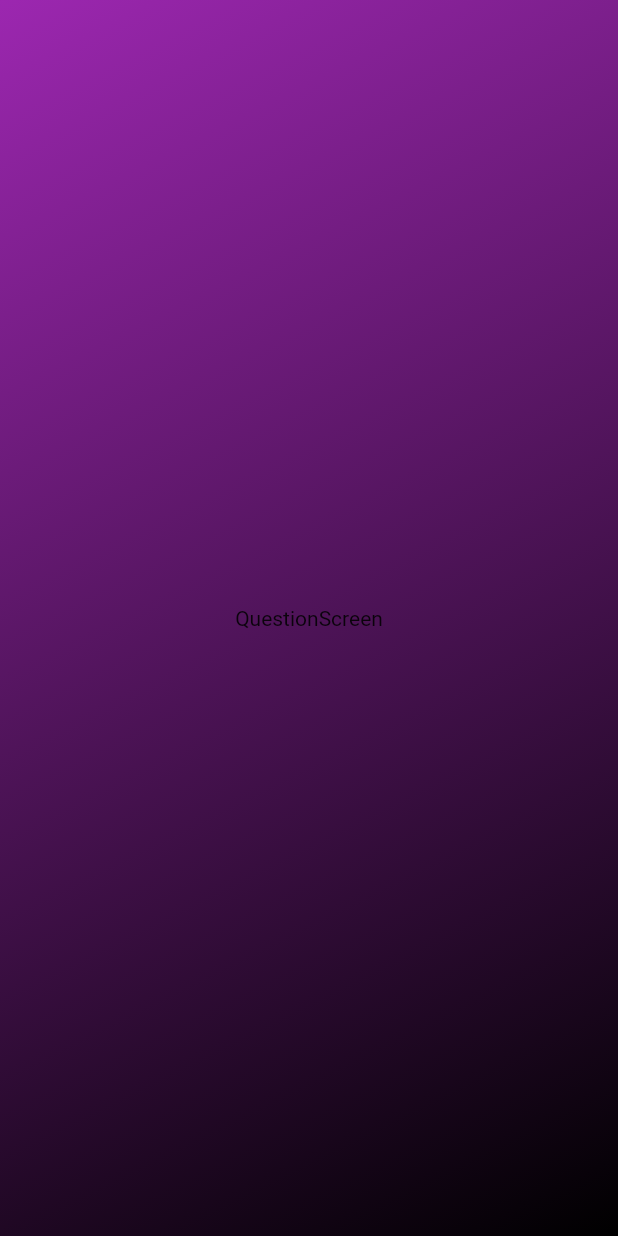
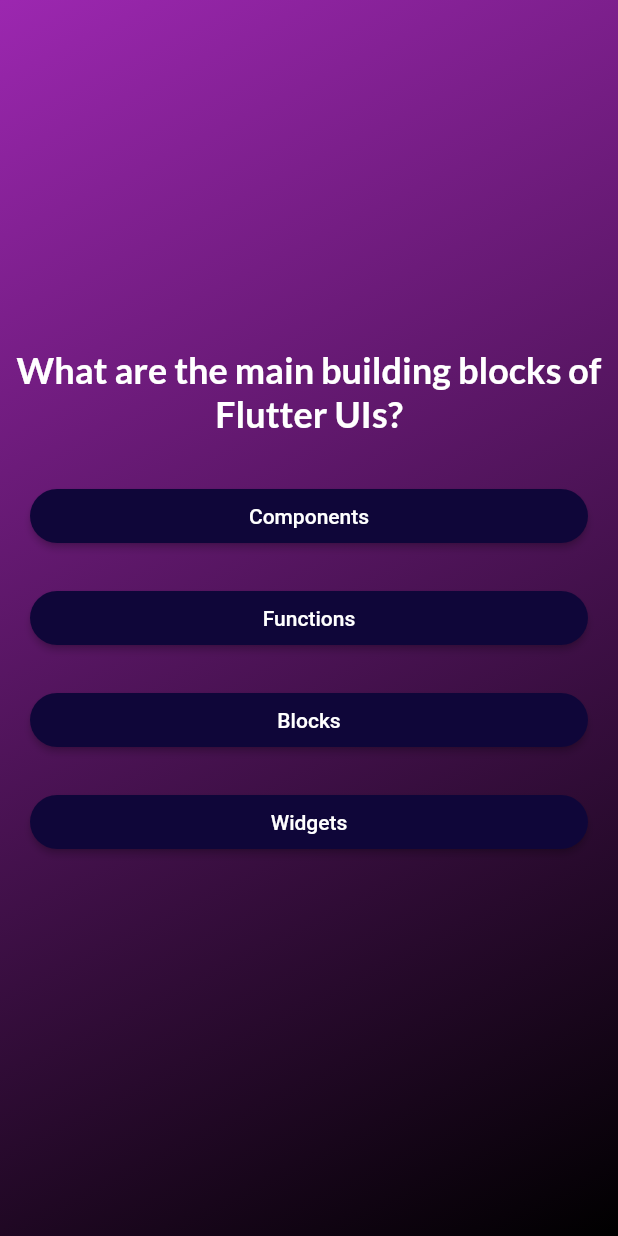
Before and after one commit to shahinshpbr10/QuizApp, a Flutter app: the screen it shows after launch, after a tap on "Start Quiz", on a phone screen of 412 x 824 dp. Run offline on Flutter 3.47's test engine with Material 2 defaults, Android fonts, the phone set to English and light mode, and no system bars; our stand-ins replace google_fonts.

Commit message:
quiz app finished

```diff
--- /dev/null
+++ b/lib/data/questions.dart
@@ -0,0 +1,55 @@
+import 'package:quizapp/module/quize_question.dart';
+
+const questions = [
+  QuizQuestion(
+    'What are the main building blocks of Flutter UIs?',
+    [
+      'Widgets',
+      'Components',
+      'Blocks',
+      'Functions',
+    ],
+  ),
+  QuizQuestion('How are Flutter UIs built?', [
+    'By combining widgets in code',
+    'By combining widgets in a visual editor',
+    'By defining widgets in config files',
+    'By using XCode for iOS and Android Studio for Android',
+  ]),
+  QuizQuestion(
+    'What\'s the purpose of a StatefulWidget?',
+    [
+      'Update UI as data changes',
+      'Update data as UI changes',
+      'Ignore data changes',
+      'Render UI that does not depend on data',
+    ],
+  ),
+  QuizQuestion(
+    'Which widget should you try to use more often: StatelessWidget or StatefulWidget?',
+    [
+      'StatelessWidget',
+      'StatefulWidget',
+      'Both are equally good',
+      'None of the above',
+    ],
+  ),
+  QuizQuestion(
+    'What happens if you change data in a StatelessWidget?',
+    [
+      'The UI is not updated',
+      'The UI is updated',
+      'The closest StatefulWidget is updated',
+      'Any nested StatefulWidgets are updated',
+    ],
+  ),
+  QuizQuestion(
+    'How should you update data inside of StatefulWidgets?',
+    [
+      'By calling setState()',
+      'By calling updateData()',
+      'By calling updateUI()',
+      'By calling updateState()',
+    ],
+  ),
+];
--- /dev/null
+++ b/lib/module/answer_button.dart
@@ -0,0 +1,32 @@
+import 'package:flutter/material.dart';
+
+class AnswerButton extends StatelessWidget {
+  const AnswerButton({
+    super.key,
+    required this.answerText,
+    required this.onTap,
+  });
+
+  final String answerText;
+  final void Function() onTap;
+
+  @override
+  Widget build(BuildContext context) {
+    return Padding(
+      padding: const EdgeInsets.only(bottom: 20, left: 20, right: 20),
+      child: ElevatedButton(
+        onPressed: onTap,
+        style: ElevatedButton.styleFrom(
+            padding: const EdgeInsets.symmetric(vertical: 10, horizontal: 40),
+            shape:
+                RoundedRectangleBorder(borderRadius: BorderRadius.circular(40)),
+            backgroundColor: const Color.fromARGB(255, 15, 6, 57),
+            foregroundColor: Colors.white),
+        child: Text(
+          answerText,
+          textAlign: TextAlign.center,
+        ),
+      ),
+    );
+  }
+}
--- /dev/null
+++ b/lib/module/quize_question.dart
@@ -0,0 +1,12 @@
+class QuizQuestion {
+  const QuizQuestion(this.text, this.answers);
+
+  final String text;
+  final List<String> answers;
+
+  List<String> getShuffledAnswers() {
+    final shuffledList = List.of(answers);
+    shuffledList.shuffle();
+    return shuffledList;
+  }
+}
--- a/lib/question.dart
+++ b/lib/question.dart
@@ -1,15 +1,83 @@
 import 'package:flutter/material.dart';
+import 'package:google_fonts/google_fonts.dart';
+import 'package:quizapp/data/questions.dart';
+import 'package:quizapp/module/answer_button.dart';
 
+// ignore: must_be_immutable
 class QuestionScreen extends StatefulWidget {
-  const QuestionScreen({super.key});
+  QuestionScreen({super.key, required this.onSelectedAnswer});
+  void Function(String answer) onSelectedAnswer;
 
   @override
   State<QuestionScreen> createState() => _QuestionScreenState();
 }
 
 class _QuestionScreenState extends State<QuestionScreen> {
+  var currentQuestionIndex = 0;
+
+  void answerQuestion(String selectedAnswer) {
+    widget.onSelectedAnswer(selectedAnswer);
+    setState(() {
+      currentQuestionIndex++;
+    });
+  }
+
   @override
   Widget build(BuildContext context) {
-    return const Center(child: Text('QuestionScreen'));
+    final currentQuestion = questions[currentQuestionIndex];
+    return SizedBox(
+      width: double.infinity,
+      child: Column(
+        mainAxisAlignment: MainAxisAlignment.center,
+        crossAxisAlignment: CrossAxisAlignment.stretch,
+        children: [
+          Text(
+            currentQuestion.text,
+            style: GoogleFonts.lato(
+              fontWeight: FontWeight.bold,
+              color: Colors.white,
+              fontSize: 24,
+            ),
+            textAlign: TextAlign.center,
+          ),
+          const SizedBox(
+            height: 30,
+          ),
+          //dynamicaly geting list value using mapping
+          ...currentQuestion.getShuffledAnswers().map((answer) {
+            return AnswerButton(
+                answerText: answer,
+                onTap: () {
+                  answerQuestion(answer);
+                });
+          })
+          // AnswerButton(
+          //   answerText: currentQuestion.answers[0],
+          //   onTap: () {},
+          // ),
+          // const SizedBox(
+          //   height: 10,
+          // ),
+          // AnswerButton(
+          //   answerText: currentQuestion.answers[1],
+          //   onTap: () {},
+          // ),
+          // const SizedBox(
+          //   height: 10,
+          // ),
+          // AnswerButton(
+          //   answerText: currentQuestion.answers[2],
+          //   onTap: () {},
+          // ),
+          // const SizedBox(
+          //   height: 10,
+          // ),
+          // AnswerButton(
+          //   answerText: currentQuestion.answers[3],
+          //   onTap: () {},
+          // )
+        ],
+      ),
+    );
   }
 }
--- a/lib/quiz.dart
+++ b/lib/quiz.dart
@@ -1,5 +1,7 @@
 import 'package:flutter/material.dart';
+import 'package:quizapp/data/questions.dart';
 import 'package:quizapp/question.dart';
+import 'package:quizapp/result_screen.dart';
 import 'package:quizapp/start_quiz_page.dart';
 
 class Quiz extends StatefulWidget {
@@ -10,22 +12,48 @@ class Quiz extends StatefulWidget {
 }
 
 class _QuizState extends State<Quiz> {
-  Widget? activeScreen;
-
-  @override
-  void initState() {
-    super.initState();
-    activeScreen = StartQuiz(switchScreen);
-  }
+  List<String> selectedAnswers = [];
+  // Widget? activeScreen;
+  var activeScreen = 'StartQuiz-screen';
 
   void switchScreen() {
     setState(() {
-      activeScreen = const QuestionScreen();
+      activeScreen = 'Questions-Screen';
     });
   }
 
+  void chooseAnswer(String answer) {
+    selectedAnswers.add(answer);
+    if (selectedAnswers.length == questions.length) {
+      setState(() {
+        activeScreen = 'Result-Screen';
+      });
+    }
+  }
+  // void initState() {
+  //   super.initState();
+  //   activeScreen = StartQuiz(switchScreen);
+  // }
+
+  // void switchScreen() {
+  //   setState(() {
+  //     activeScreen = const QuestionScreen();
+  //   });
+  // }
+
   @override
   Widget build(BuildContext context) {
+    Widget screenWidget = StartQuiz(switchScreen);
+
+    if (activeScreen == 'Questions-Screen') {
+      screenWidget = QuestionScreen(onSelectedAnswer: chooseAnswer);
+    }
+    if (activeScreen == 'Result-Screen') {
+      return screenWidget = ResultScreen(
+        chosenAnswer: selectedAnswers,
+        summarydata: [],
+      );
+    }
     return MaterialApp(
       home: Scaffold(
         body: Container(
@@ -36,7 +64,7 @@ class _QuizState extends State<Quiz> {
                 colors: [Colors.purple, Colors.black],
               ),
             ),
-            child: activeScreen),
+            child: screenWidget),
       ),
     );
   }
--- a/lib/start_quiz_page.dart
+++ b/lib/start_quiz_page.dart
@@ -1,8 +1,9 @@
 import 'package:flutter/material.dart';
+import 'package:google_fonts/google_fonts.dart';
 
 class StartQuiz extends StatelessWidget {
-  const StartQuiz(this.startQuiz, {super.key });
-final void Function() startQuiz;
+  const StartQuiz(this.switchScreen, {super.key});
+  final void Function() switchScreen;
   @override
   Widget build(BuildContext context) {
     return Center(
@@ -24,9 +25,13 @@ final void Function() startQuiz;
         const SizedBox(
           height: 80,
         ),
-        const Text(
+        Text(
           "Learn Flutter in a fun way!",
-          style: TextStyle(fontSize: 24, color: Colors.white),
+          textAlign: TextAlign.center,
+          style: GoogleFonts.lato(
+            fontSize: 24,
+            color: const Color.fromARGB(255, 245, 183, 203),
+          ),
         ),
         const SizedBox(
           height: 30,
@@ -36,7 +41,7 @@ final void Function() startQuiz;
             foregroundColor: Colors.white,
           ),
           icon: const Icon(Icons.arrow_right_alt),
-          onPressed: startQuiz,
+          onPressed: switchScreen,
           label: const Text("Start Quiz"),
         )
       ],
```
Also changed, not shown: lib/questions_summary.dart (added, +32 -0 lines), lib/result_screen.dart (added, +82 -0 lines), pubspec.yaml (+4 -11 lines), pubspec.lock, 1 other file.
